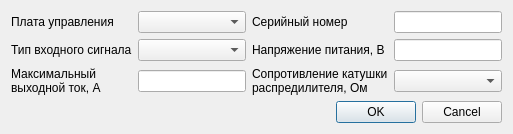
This is control_panels_title_info.ui in firef0xff/SSHGS01 as Qt 5 draws it before an edit. The edited form follows.
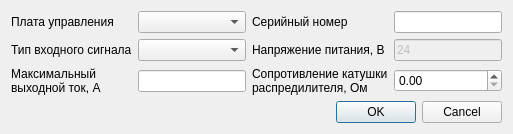
This is the edited form.

Commit message: 1. Максимально выходной ток который задаем,идет только в отчет? 2. Напряжение питания - сделать просто надпись "Напряжение питания 24В" вместо поля ввода. 3. Сопротивление катушки - вместо выпадающего списка сделать поле ввода 4. Глянь графики, то что рисует галку - это верно, остальные линии нужно убрать, свой массив я проверил, там нет паразитных нулей или к/л других значений. И такое ощущение что графики накладываются друг на друга с предыдущим испытанием. 5. Тип входного сигнала - убрать +-40мА.

Diff of the .ui file:
```diff
--- a/control_panels_title_info.ui
+++ b/control_panels_title_info.ui
@@ -96,12 +96,18 @@
      </item>
      <item row="1" column="3">
       <widget class="QLineEdit" name="Voltage">
+       <property name="enabled">
+        <bool>false</bool>
+       </property>
        <property name="toolTip">
         <string>1..40 VDC</string>
        </property>
        <property name="toolTipDuration">
         <number>1000</number>
        </property>
+       <property name="text">
+        <string>24</string>
+       </property>
       </widget>
      </item>
      <item row="2" column="0">
@@ -127,23 +133,6 @@
        </property>
       </widget>
      </item>
-     <item row="2" column="3">
-      <widget class="QComboBox" name="ReelResist">
-       <property name="currentIndex">
-        <number>-1</number>
-       </property>
-       <item>
-        <property name="text">
-         <string>8,65</string>
-        </property>
-       </item>
-       <item>
-        <property name="text">
-         <string>17,6</string>
-        </property>
-       </item>
-      </widget>
-     </item>
      <item row="0" column="2">
       <widget class="QLabel" name="l_ser_no">
        <property name="text">
@@ -154,6 +143,13 @@
      <item row="0" column="3">
       <widget class="QLineEdit" name="SerNo"/>
      </item>
+     <item row="2" column="3">
+      <widget class="QDoubleSpinBox" name="ReelResist">
+       <property name="maximum">
+        <double>10000000000.000000000000000</double>
+       </property>
+      </widget>
+     </item>
     </layout>
    </item>
    <item>
```
Left out of the diff: 5 changed lines with no effect on the pictures. The commit also changes 2 other files.
